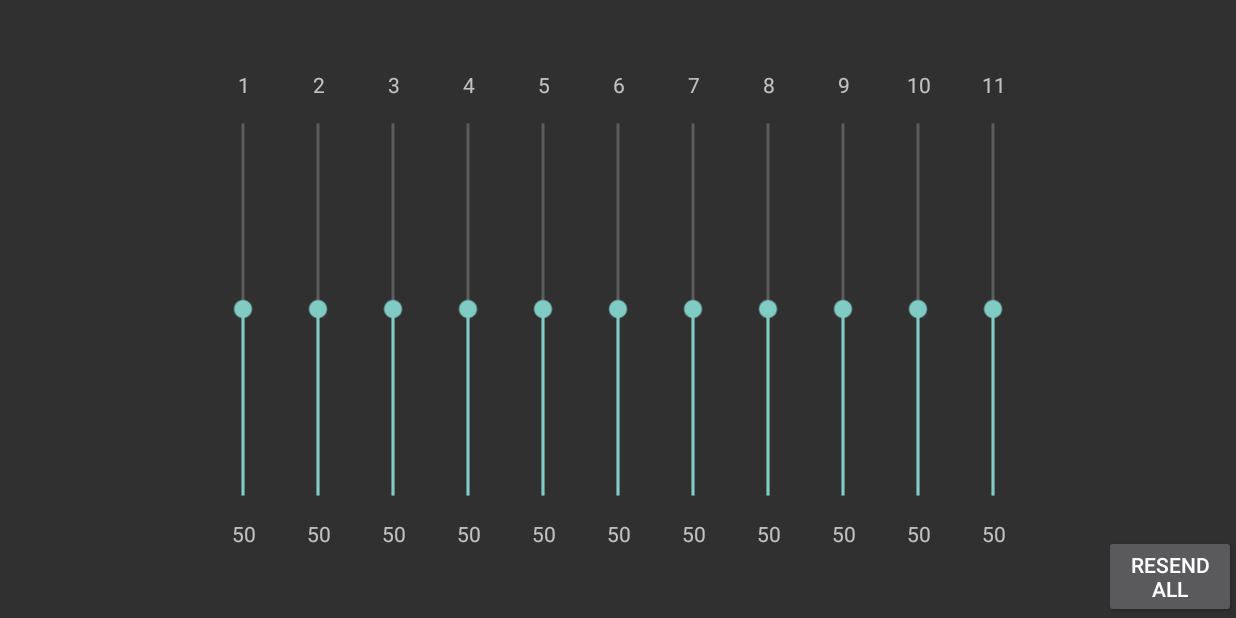
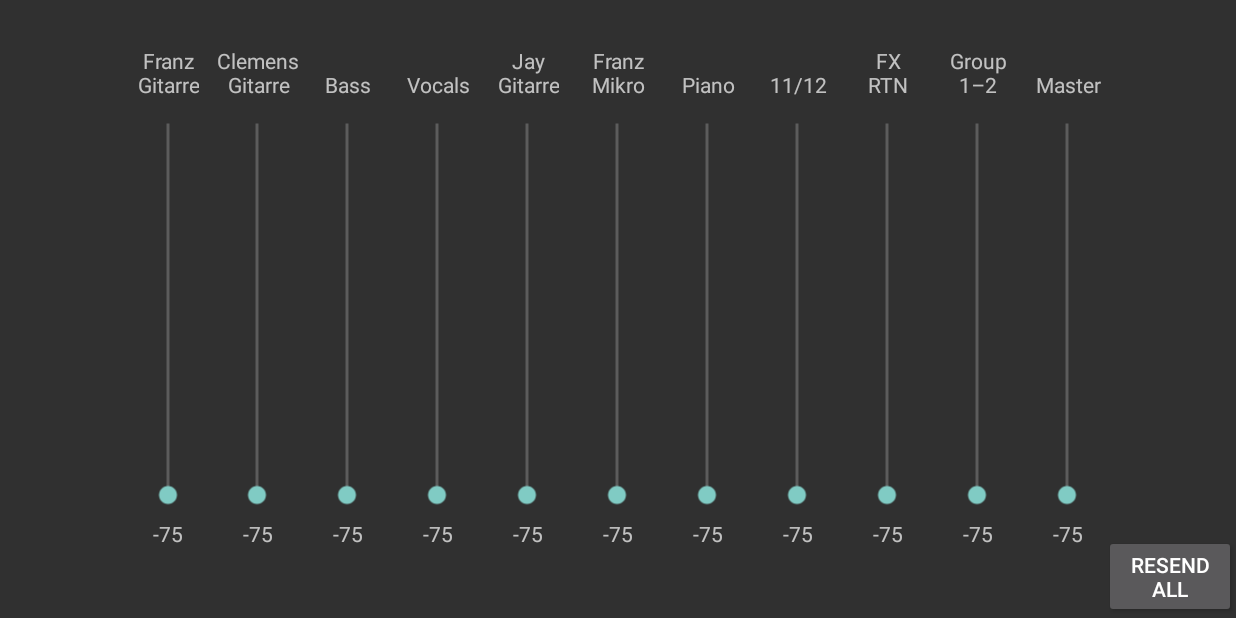
Before and after one commit to jonathan-loew/WifiSliders, an Android app: the screen it shows after launch (MainActivity), on a phone screen of 824 x 412 dp (held sideways). Run offline under Robolectric (Android 15) with nearby library versions, the phone set to English and light mode, and no system bars.

Commit message:
Removed Feedback Added Slider Names Fixed Problems

```diff
--- a/app/src/main/java/de/wifisliders/MainActivity.java
+++ b/app/src/main/java/de/wifisliders/MainActivity.java
@@ -11,12 +11,12 @@ import android.widget.TextView;
 import android.widget.Toast;
 
 public class MainActivity extends AppCompatActivity {
-    public final int MAXVAL = 100;
+    public final int MAXVAL = 160;
 
     SeekBar[] seekbars;
     TextView[] textViews;
 
-    UDPBackend udpBackend = new UDPBackend("192.168.240.221", 365);
+    UDPBackend udpBackend = new UDPBackend("192.168.4.1", 80);
 
     public static MainActivity Instance;
 
@@ -57,8 +57,8 @@ public class MainActivity extends AppCompatActivity {
         for (int i = 0; i < seekbars.length; i++) {
             seekbars[i].setMax(MAXVAL);
             seekbars[i].setMin(0);
-            seekbars[i].setProgress((int)(MAXVAL * 0.5f));
-            udpBackend.sendPacket(i, seekbars[i].getProgress());
+            seekbars[i].setProgress(0);
+            //udpBackend.sendPacket(i, seekbars[i].getProgress());
         }
 
         findViewById(R.id.resendAllButton).setOnClickListener((View a) -> ResendAll());
@@ -70,6 +70,7 @@ public class MainActivity extends AppCompatActivity {
                 @Override
                 public void onProgressChanged(SeekBar seekBar, int i, boolean b) {
                     ChangeSliderValueCallback(k);
+                    SendOne(k);
                 }
 
                 @Override
@@ -79,7 +80,7 @@ public class MainActivity extends AppCompatActivity {
 
                 @Override
                 public void onStopTrackingTouch(SeekBar seekBar) {
-                    SendOne(k);
+
                 }
             });
         }
@@ -87,9 +88,9 @@ public class MainActivity extends AppCompatActivity {
 
     void ChangeSliderValueCallback(int sliderId) {
         int val = seekbars[sliderId].getProgress();
-        //float progress = val / (float) MAXVAL;
-        //progress = ((int)(progress * 100)) / 100f;
-        textViews[sliderId].setText(String.format("%s", val));
+        float progress = val / (float) MAXVAL;
+        int prog = (int)(progress * 100) - 75;
+        textViews[sliderId].setText(String.format("%s", prog));
     }
 
     public static void MakeStaticToast(String text) {
--- a/app/src/main/java/de/wifisliders/UDPSender.java
+++ b/app/src/main/java/de/wifisliders/UDPSender.java
@@ -30,7 +30,9 @@ public class UDPSender implements Runnable {
 
             socket.send(packet);
 
-            byte[] receivedMsg = new byte[1]; // 1: Success, 0: No Success
+            backend.feedback(sending, true);
+            /*
+            byte[] receivedMsg = new byte[50];
             DatagramPacket response = new DatagramPacket(receivedMsg, receivedMsg.length);
             socket.setSoTimeout(5000);
             socket.receive(response);
@@ -39,18 +41,18 @@ public class UDPSender implements Runnable {
 
             switch(receivedMsg[0]) {
                 case 1:
-                    MainActivity.MakeStaticToast("Generic Error from ESP32");
+                    System.out.println("Generic Error from ESP32");
                 case 0:
                     backend.feedback(sending, true);
                     break;
                 case 2:
                     backend.feedback(sending, false);
                     break;
-            }
+            }*/
 
-        }catch(IOException e) {
+        } catch(IOException e) {
             System.err.println("Error in Sending or Receiving: ");
-            e.printStackTrace();
+            //e.printStackTrace();
             backend.feedback(sending, false);
         }
     }
--- a/app/src/main/res/layout/activity_main.xml
+++ b/app/src/main/res/layout/activity_main.xml
@@ -8,7 +8,7 @@
 
     <TextView
         android:id="@+id/spaceBlocker11"
-        android:layout_width="50dp"
+        android:layout_width="60dp"
         android:layout_height="280dp"
         app:layout_constraintBottom_toBottomOf="parent"
         app:layout_constraintStart_toEndOf="@+id/spaceBlocker10"
@@ -43,7 +43,7 @@
 
     <TextView
         android:id="@+id/spaceBlocker10"
-        android:layout_width="50dp"
+        android:layout_width="60dp"
         android:layout_height="280dp"
         app:layout_constraintBottom_toBottomOf="parent"
         app:layout_constraintStart_toEndOf="@+id/spaceBlocker9"
@@ -72,13 +72,14 @@
         android:layout_width="wrap_content"
         android:layout_height="wrap_content"
         android:text="@string/sliderlabel_10"
+        android:textAlignment="center"
         app:layout_constraintBottom_toTopOf="@+id/spaceBlocker10"
         app:layout_constraintEnd_toEndOf="@+id/spaceBlocker10"
         app:layout_constraintStart_toStartOf="@+id/spaceBlocker10" />
 
     <TextView
         android:id="@+id/spaceBlocker9"
-        android:layout_width="50dp"
+        android:layout_width="60dp"
         android:layout_height="280dp"
         app:layout_constraintBottom_toBottomOf="parent"
         app:layout_constraintStart_toEndOf="@+id/spaceBlocker8"
@@ -107,13 +108,14 @@
         android:layout_width="wrap_content"
         android:layout_height="wrap_content"
         android:text="@string/sliderlabel_09"
+        android:textAlignment="center"
         app:layout_constraintBottom_toTopOf="@+id/spaceBlocker9"
         app:layout_constraintEnd_toEndOf="@+id/spaceBlocker9"
         app:layout_constraintStart_toStartOf="@+id/spaceBlocker9" />
 
     <TextView
         android:id="@+id/spaceBlocker8"
-        android:layout_width="50dp"
+        android:layout_width="60dp"
         android:layout_height="280dp"
         app:layout_constraintBottom_toBottomOf="parent"
         app:layout_constraintStart_toEndOf="@+id/spaceBlocker7"
@@ -142,6 +144,7 @@
         android:layout_width="wrap_content"
         android:layout_height="wrap_content"
         android:text="@string/sliderlabel_08"
+        android:textAlignment="center"
         app:layout_constraintBottom_toTopOf="@+id/spaceBlocker8"
         app:layout_constraintEnd_toEndOf="@+id/spaceBlocker8"
         app:layout_constraintStart_toStartOf="@+id/spaceBlocker8" />
@@ -169,13 +172,14 @@
         android:layout_width="wrap_content"
         android:layout_height="wrap_content"
         android:text="@string/sliderlabel_07"
+        android:textAlignment="center"
         app:layout_constraintBottom_toTopOf="@+id/spaceBlocker7"
         app:layout_constraintEnd_toEndOf="@+id/spaceBlocker7"
         app:layout_constraintStart_toStartOf="@+id/spaceBlocker7" />
 
     <TextView
         android:id="@+id/spaceBlocker7"
-        android:layout_width="50dp"
+        android:layout_width="60dp"
         android:layout_height="280dp"
         app:layout_constraintBottom_toBottomOf="parent"
         app:layout_constraintStart_toEndOf="@+id/spaceBlocker6"
@@ -183,7 +187,7 @@
 
     <TextView
         android:id="@+id/spaceBlocker6"
-        android:layout_width="50dp"
+        android:layout_width="60dp"
         android:layout_height="280dp"
         app:layout_constraintBottom_toBottomOf="parent"
         app:layout_constraintEnd_toEndOf="parent"
@@ -195,6 +199,7 @@
         android:layout_width="wrap_content"
         android:layout_height="wrap_content"
         android:text="@string/sliderlabel_06"
+        android:textAlignment="center"
         app:layout_constraintBottom_toTopOf="@+id/spaceBlocker6"
         app:layout_constraintEnd_toEndOf="@+id/spaceBlocker6"
         app:layout_constraintStart_toStartOf="@+id/spaceBlocker6" />
@@ -219,7 +224,7 @@
 
     <TextView
         android:id="@+id/spaceBlocker5"
-        android:layout_width="50dp"
+        android:layout_width="60dp"
         android:layout_height="280dp"
         app:layout_constraintBottom_toBottomOf="parent"
         app:layout_constraintEnd_toStartOf="@+id/spaceBlocker6"
@@ -229,6 +234,7 @@
         android:id="@+id/sliderValue5"
         android:layout_width="wrap_content"
         android:layout_height="wrap_content"
+        android:textAlignment="center"
         app:layout_constraintEnd_toEndOf="@+id/spaceBlocker5"
         app:layout_constraintStart_toStartOf="@+id/spaceBlocker5"
         app:layout_constraintTop_toBottomOf="@+id/spaceBlocker5" />
@@ -238,6 +244,7 @@
         android:layout_width="wrap_content"
         android:layout_height="wrap_content"
         android:text="@string/sliderlabel_05"
+        android:textAlignment="center"
         app:layout_constraintBottom_toTopOf="@+id/spaceBlocker5"
         app:layout_constraintEnd_toEndOf="@+id/spaceBlocker5"
         app:layout_constraintStart_toStartOf="@+id/spaceBlocker5" />
@@ -254,7 +261,7 @@
 
     <TextView
         android:id="@+id/spaceBlocker4"
-        android:layout_width="50dp"
+        android:layout_width="60dp"
         android:layout_height="280dp"
         app:layout_constraintBottom_toBottomOf="parent"
         app:layout_constraintEnd_toStartOf="@+id/spaceBlocker5"
@@ -273,6 +280,7 @@
         android:layout_width="wrap_content"
         android:layout_height="wrap_content"
         android:text="@string/sliderlabel_04"
+        android:textAlignment="center"
         app:layout_constraintBottom_toTopOf="@+id/spaceBlocker4"
         app:layout_constraintEnd_toEndOf="@+id/spaceBlocker4"
         app:layout_constraintStart_toStartOf="@+id/spaceBlocker4" />
@@ -289,7 +297,7 @@
 
     <TextView
         android:id="@+id/spaceBlocker3"
-        android:layout_width="50dp"
+        android:layout_width="60dp"
         android:layout_height="280dp"
         app:layout_constraintBottom_toBottomOf="parent"
         app:layout_constraintEnd_toStartOf="@+id/spaceBlocker4"
@@ -308,6 +316,7 @@
         android:layout_width="wrap_content"
         android:layout_height="wrap_content"
         android:text="@string/sliderlabel_03"
+        android:textAlignment="center"
         app:layout_constraintBottom_toTopOf="@+id/spaceBlocker3"
         app:layout_constraintEnd_toEndOf="@+id/spaceBlocker3"
         app:layout_constraintStart_toStartOf="@+id/spaceBlocker3" />
@@ -337,6 +346,7 @@
         android:layout_width="wrap_content"
         android:layout_height="wrap_content"
         android:text="@string/sliderlabel_02"
+        android:textAlignment="center"
         app:layout_constraintBottom_toTopOf="@+id/spaceBlocker2"
         app:layout_constraintEnd_toEndOf="@+id/spaceBlocker2"
         app:layout_constraintStart_toStartOf="@+id/spaceBlocker2" />
@@ -351,7 +361,7 @@
 
     <TextView
         android:id="@+id/spaceBlocker2"
-        android:layout_width="50dp"
+        android:layout_width="60dp"
         android:layout_height="280dp"
         app:layout_constraintBottom_toBottomOf="parent"
         app:layout_constraintEnd_toStartOf="@+id/spaceBlocker3"
@@ -372,6 +382,7 @@
         android:layout_width="wrap_content"
         android:layout_height="wrap_content"
         android:text="@string/sliderlabel_01"
+        android:textAlignment="center"
         app:layout_constraintBottom_toTopOf="@+id/spaceBlocker"
         app:layout_constraintEnd_toEndOf="@+id/spaceBlocker"
         app:layout_constraintStart_toStartOf="@+id/spaceBlocker" />
@@ -386,7 +397,7 @@
 
     <TextView
         android:id="@+id/spaceBlocker"
-        android:layout_width="50dp"
+        android:layout_width="60dp"
         android:layout_height="280dp"
         app:layout_constraintBottom_toBottomOf="parent"
         app:layout_constraintEnd_toStartOf="@+id/spaceBlocker2"
--- a/app/src/main/res/values/strings.xml
+++ b/app/src/main/res/values/strings.xml
@@ -1,16 +1,16 @@
 <resources>
     <string name="app_name">WifiSliders</string>
     <string name="title_text">Virtuelles Mischpult</string>
-    <string name="sliderlabel_01">1</string>
-    <string name="sliderlabel_02">2</string>
-    <string name="sliderlabel_03">3</string>
-    <string name="sliderlabel_04">4</string>
-    <string name="sliderlabel_05">5</string>
-    <string name="sliderlabel_06">6</string>
-    <string name="sliderlabel_07">7</string>
-    <string name="sliderlabel_08">8</string>
-    <string name="sliderlabel_09">9</string>
-    <string name="sliderlabel_10">10</string>
-    <string name="sliderlabel_11">11</string>
+    <string name="sliderlabel_01">Franz\nGitarre</string>
+    <string name="sliderlabel_02">Clemens\nGitarre</string>
+    <string name="sliderlabel_03">Bass</string>
+    <string name="sliderlabel_04">Vocals</string>
+    <string name="sliderlabel_05">Jay\nGitarre</string>
+    <string name="sliderlabel_06">Franz\nMikro</string>
+    <string name="sliderlabel_07">Piano</string>
+    <string name="sliderlabel_08">11/12</string>
+    <string name="sliderlabel_09">FX\nRTN</string>
+    <string name="sliderlabel_10">Group\n1–2</string>
+    <string name="sliderlabel_11">Master</string>
     <string name="resend_all">Resend\nAll</string>
 </resources>
```
